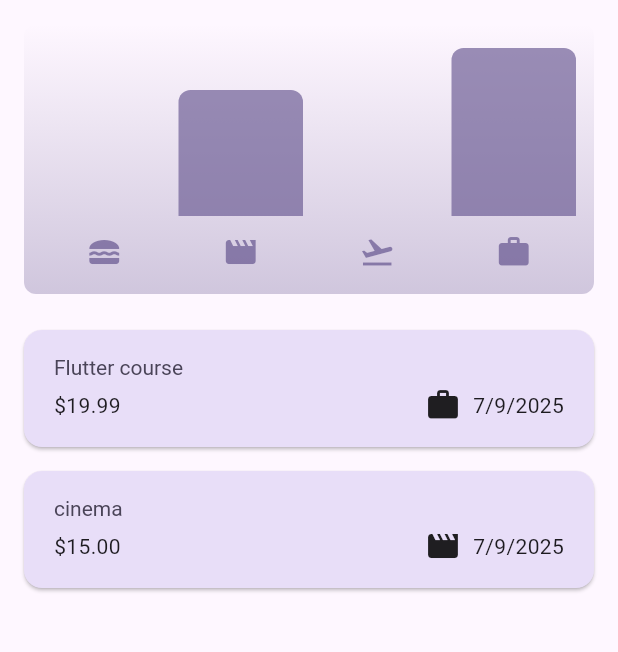
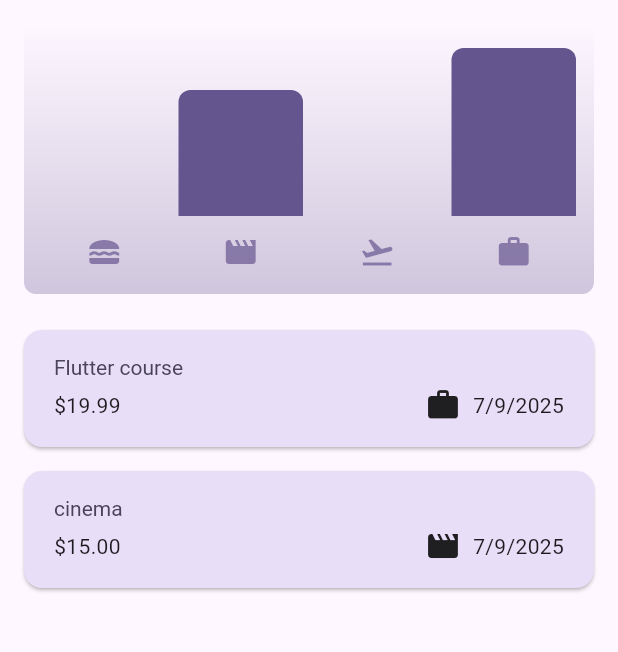
Before and after one commit to BilawalMir/Expense_Tracker, a Flutter app: the screen it shows after launch, on a phone screen of 412 x 824 dp, the part 84-736 px from its top. Run offline on Flutter 3.47's test engine with Material 3 defaults, Android fonts, the phone set to English and light mode, and no system bars.

Commit message:
update files

```diff
--- a/lib/main.dart
+++ b/lib/main.dart
@@ -14,7 +14,6 @@ void main() {
   runApp(
     MaterialApp(
       darkTheme: ThemeData.dark().copyWith(
-        useMaterial3: true,
         colorScheme: kDarkColorScheme,
         cardTheme: const CardTheme().copyWith(
           color: kDarkColorScheme.secondaryContainer,
@@ -28,7 +27,6 @@ void main() {
         ),
       ),
       theme: ThemeData().copyWith(
-        useMaterial3: true,
         colorScheme: kColorScheme,
         appBarTheme: const AppBarTheme().copyWith(
           backgroundColor: kColorScheme.onPrimaryContainer,
--- a/lib/models/widgets/chart/chart_bar.dart
+++ b/lib/models/widgets/chart/chart_bar.dart
@@ -23,7 +23,7 @@ class ChartBar extends StatelessWidget {
               color:
                   isDarkMode
                       ? Theme.of(context).colorScheme.secondary
-                      : Theme.of(context).colorScheme.primary.withOpacity(0.65),
+                      : Theme.of(context).colorScheme.primary,
             ),
           ),
         ),
--- a/lib/models/widgets/expenses_list/expenses_list.dart
+++ b/lib/models/widgets/expenses_list/expenses_list.dart
@@ -21,7 +21,7 @@ class ExpensesList extends StatelessWidget {
           (ctx, index) => Dismissible(
             key: ValueKey(expenses[index]),
             background: Container(
-              color: Theme.of(context).colorScheme.error.withOpacity(0.75),
+              color: Theme.of(context).colorScheme.error,
               margin: EdgeInsets.symmetric(
                 horizontal: Theme.of(context).cardTheme.margin!.horizontal,
               ),
```
